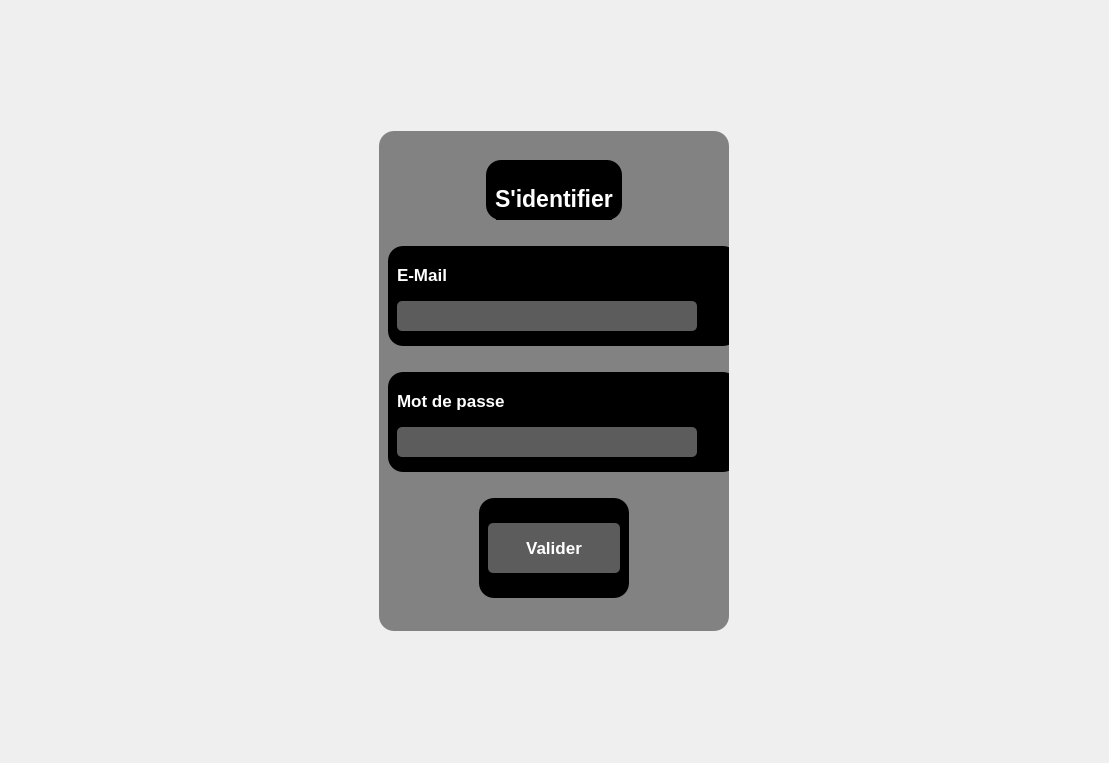
This is front-end/authentification/authentification.ui in 0xBrdn/TaskFlow as Qt 5 draws it before an edit. The edited form follows.
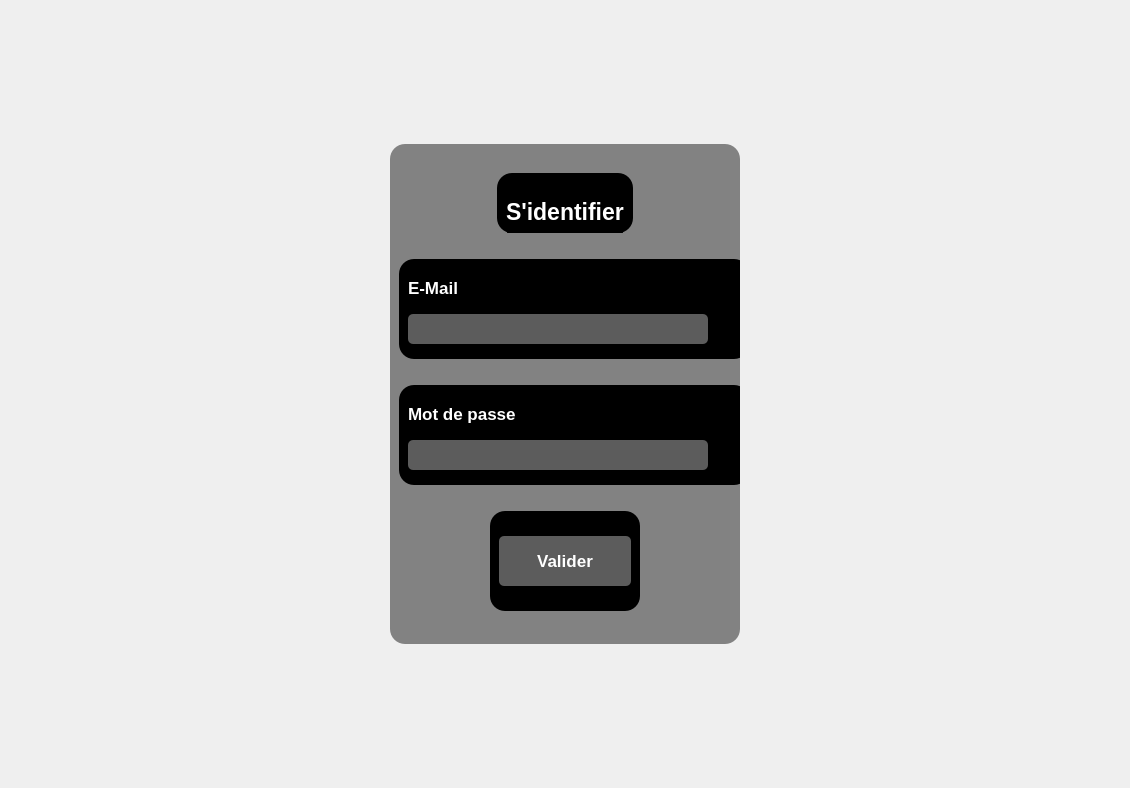
This is the edited form. Icons and pictures are not drawn.

The edit to the form file:
```diff
--- a/front-end/authentification/authentification.ui
+++ b/front-end/authentification/authentification.ui
@@ -6,8 +6,8 @@
    <rect>
     <x>0</x>
     <y>0</y>
-    <width>1109</width>
-    <height>763</height>
+    <width>1130</width>
+    <height>788</height>
    </rect>
   </property>
   <property name="windowTitle">
```
